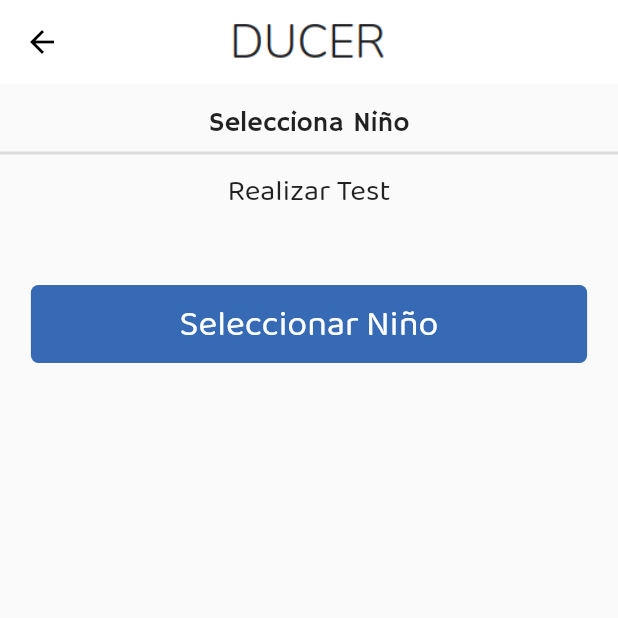
After one commit to MarioMiranda98/DUCER, a Flutter app: the AvailableTestsPage screen opened directly, on a phone screen of 412 x 824 dp, the top half of it. The commit adds this screen. Run offline on Flutter 3.47's test engine with Material 2 defaults, Android fonts, the phone set to English and light mode, and no system bars; our stand-ins replace carousel_slider, charts_flutter, get; missing offline and left inert: custom_switch, flutter_rounded_date_picker, flutter_statusbarcolor.

Commit message:
feature/test test section ok

```diff
--- /dev/null
+++ b/lib/src/controllers/available_test_controller.dart
@@ -0,0 +1,48 @@
+import 'package:ducer/src/pages/test_resolve/test_resolve_page.dart';
+import 'package:get/get.dart';
+
+import 'package:ducer/src/models/test_model.dart';
+
+class AvailableTestController extends GetxController {
+  String _childName;
+  List<TestModel> _availableTests = [
+    TestModel(
+      indentifier: 'hpd',
+      titleTest: 'Hiperactividad',
+      status: 'Realizado',
+      destinationPage: TestResolvePage(),
+    ),
+    TestModel(
+      indentifier: 'aea',
+      titleTest: 'Autoestima',
+      status: 'Realizado',
+      destinationPage: TestResolvePage(),
+    ),
+    TestModel(
+      indentifier: 'cth',
+      titleTest: '¿Confia tu hijo en ti?',
+      status: 'Sin realizar',
+      destinationPage: TestResolvePage(),
+    ),
+    TestModel(
+      indentifier: 'ims',
+      titleTest: 'Inteligencia Múltiple',
+      status: 'Realizado',
+      destinationPage: TestResolvePage(),
+    ),
+    TestModel(
+      indentifier: 'psd',
+      titleTest: 'Personalidad',
+      status: 'Sin Realizar',
+      destinationPage: TestResolvePage(),
+    ),
+  ];
+
+  String get childName => this._childName;
+  List<TestModel> get availableTests => this._availableTests;
+
+  set childName(String value) {
+    this._childName = value;
+    update();
+  }
+}
--- /dev/null
+++ b/lib/src/models/test_model.dart
@@ -0,0 +1,15 @@
+import 'package:flutter/material.dart';
+
+class TestModel {
+  final String indentifier;
+  final String titleTest;
+  final String status;
+  final Widget destinationPage;
+
+  TestModel({
+    this.indentifier,
+    this.titleTest,
+    this.status,
+    this.destinationPage
+  });
+}
--- /dev/null
+++ b/lib/src/pages/available_tests/available_tests_page.dart
@@ -0,0 +1,97 @@
+import 'package:ducer/src/models/test_model.dart';
+import 'package:flutter/material.dart';
+import 'package:get/get.dart';
+
+import 'package:ducer/src/widgets/ducer_button.dart';
+import 'package:ducer/src/widgets/ducer_header.dart';
+import 'package:ducer/src/widgets/ducer_select.dart';
+import 'package:ducer/src/widgets/ducer_app_bar.dart';
+import 'package:ducer/src/controllers/available_test_controller.dart';
+import 'package:ducer/src/pages/available_tests/widgets/test_tile_widget.dart';
+
+class AvailableTestsPage extends StatelessWidget {
+  @override
+  Widget build(BuildContext context) {
+    return GetBuilder<AvailableTestController>(
+      init: AvailableTestController(),
+      builder: (_) => SafeArea(
+        child: Scaffold(
+          appBar: DucerAppBar(),
+          body: Column(
+            children: <Widget> [
+              _buildHeader(_),
+              _.childName != null ? _buildBody(_) : Container(),
+              _buildButton(_)
+            ],
+          )
+        ),
+      ),
+    );
+  }
+
+  Widget _buildHeader(AvailableTestController controller) {
+    return Container(
+      padding: EdgeInsets.symmetric(vertical: 15.0),
+      child: DucerHeader(
+        childName: (controller.childName != null ?
+                    controller.childName
+                    : 'Selecciona Niño'),
+        screenName: 'Realizar Test',
+      ),
+    );
+  }
+
+  Widget _buildBody(AvailableTestController controller) {
+    return Container(
+      width: Get.width * 0.9,
+      padding: EdgeInsets.symmetric(horizontal: Get.width * 0.05),
+      decoration: BoxDecoration(
+        border: Border.all(),
+        borderRadius: BorderRadius.circular(10)
+      ),
+      child: Column(
+        children: _buildTestList(controller.availableTests),
+      ),
+    );
+  }
+
+  Widget _buildButton(AvailableTestController controller) {
+    return Container(
+      padding: EdgeInsets.only(top: 30.0),
+      child: DucerButton(
+        action: () async {
+          final selectedChild = await showDialog(
+            context: Get.context,
+            builder: (BuildContext context) {
+              return DucerSelect();
+            }
+          );
+
+          if(selectedChild != null) controller.childName = selectedChild.name;
+        },
+        colorButton: Theme.of(Get.context).primaryColor,
+        colorText: Colors.white,
+        fontSize: 24.0,
+        text: 'Seleccionar Niño',
+        width: Get.width * 0.9,
+      ),
+    );
+  }
+
+  List<Widget> _buildTestList(List<TestModel> testModelList) {
+    List<Widget> aux = new List();
+
+    testModelList.forEach((item) => {
+      aux.add(
+        TestTileWidget(
+          identifier: item.indentifier,
+          titleTest: item.titleTest,
+          status: item.status,
+          destinationPage: item.destinationPage,
+        )
+      )
+    });
+
+    return aux;
+  }
+}
--- a/lib/src/pages/home_page.dart
+++ b/lib/src/pages/home_page.dart
@@ -8,6 +8,7 @@ import 'package:ducer/src/pages/login_page.dart';
 import 'package:ducer/src/widgets/ducer_button.dart';
 import 'package:ducer/src/pages/dashboard/dashboard_page.dart';
 import 'package:ducer/src/pages/register_incidence/register_incidence_page.dart';
+import 'package:ducer/src/pages/available_tests/available_tests_page.dart';
 import 'package:ducer/src/pages/register_child/register_child_page.dart';
 
 // ignore: must_be_immutable
@@ -39,7 +40,7 @@ class HomePage extends StatelessWidget {
       bodyCard: 'Realiza test que ayudarán a pre-evaluar la situación del menor.',
       buttonText: 'Realizar',
       sourceImg: 'assets/images/test.jpg',
-      action: () => { print('Test') },
+      action: () => { Get.to(AvailableTestsPage()) },
     ),
      DucerCard(
       titleCard: 'Mi perfil',
```
Also changed, not shown: lib/src/controllers/question_controller.dart (added, +25 -0 lines), lib/src/controllers/test_resolve_controller.dart (added, +26 -0 lines), lib/src/pages/available_tests/widgets/test_tile_widget.dart (added, +79 -0 lines), lib/src/pages/result_test_page.dart (added, +104 -0 lines), lib/src/pages/test_resolve/test_resolve_page.dart (added, +84 -0 lines), lib/src/pages/test_resolve/widgets/question_widget.dart (added, +86 -0 lines), assets/images/kenshiro.jpg (added).
